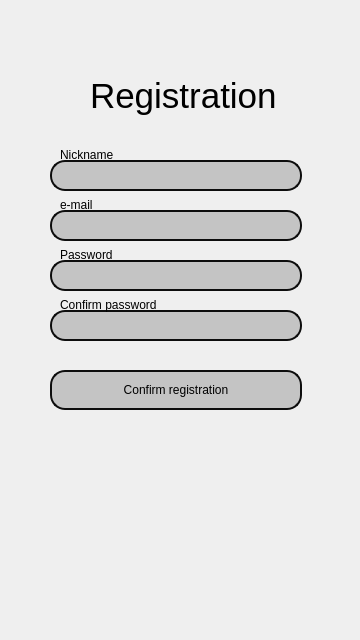
Old version of the form reg_window.ui in the repository oleksandrhf/GoHabit.
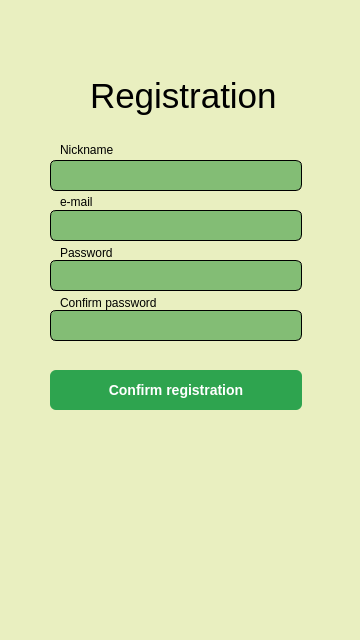
New version of the form.

Patch:
```diff
--- a/reg_window.ui
+++ b/reg_window.ui
@@ -13,6 +13,9 @@
   <property name="windowTitle">
    <string>Form</string>
   </property>
+  <property name="styleSheet">
+   <string notr="true">background: #E9EFC0;</string>
+  </property>
   <widget class="QLineEdit" name="nameLineEdit">
    <property name="geometry">
     <rect>
@@ -24,9 +27,10 @@
    </property>
    <property name="styleSheet">
     <string notr="true">QLineEdit {
-border-radius: 15px;
-background-color: #c4c4c4 ;
-border:2px solid #0d0d0d;
+border-radius: 6px;
+  background-color: #83BD75;
+border:1px solid #000000;
+
 }
 
 QLineEdit:focus {
@@ -45,9 +49,10 @@
    </property>
    <property name="styleSheet">
     <string notr="true">QLineEdit {
-border-radius: 15px;
-background-color: #c4c4c4 ;
-border:2px solid #0d0d0d;
+border-radius: 6px;
+  background-color: #83BD75;
+border:1px solid #000000;
+
 }
 
 QLineEdit:focus {
@@ -69,9 +74,10 @@
    </property>
    <property name="styleSheet">
     <string notr="true">QLineEdit {
-border-radius: 15px;
-background-color: #c4c4c4 ;
-border:2px solid #0d0d0d;
+border-radius: 6px;
+  background-color: #83BD75;
+border:1px solid #000000;
+
 }
 
 QLineEdit:focus {
@@ -92,13 +98,40 @@
     </rect>
    </property>
    <property name="styleSheet">
-    <string notr="true">QPushButton{ border-radius: 15px;
- background-color: #c4c4c4 ;
-border:2px solid #0d0d0d;
+    <string notr="true">QPushButton {
+  background-color: #2ea44f;
+  border: 1px solid rgba(27, 31, 35, .15);
+  border-radius: 6px;
+  color: #fff;
+  font-family: -apple-system,system-ui,&quot;Segoe UI&quot;,Helvetica,Arial,sans-serif,&quot;Apple Color Emoji&quot;,&quot;Segoe UI Emoji&quot;;
+  font-size: 14px;
+  font-weight: 600;
+  line-height: 20px;
+  padding: 6px 16px;
+  position: relative;
+  text-align: center;
+  text-decoration: none;
+  vertical-align: middle;
+  white-space: nowrap;
 }
 
-QPushButton:hover{
-  background-color: rgb(247, 247, 247);
+QPushButton:focus:not(:focus-visible):not(.focus-visible) {
+  box-shadow: none;
+  outline: none;
+}
+
+QPushButton:hover {
+  background-color: #2c974b;
+}
+
+QPushButton:disabled {
+  background-color: #94d3a2;
+  border-color: rgba(27, 31, 35, .1);
+  color: rgba(255, 255, 255, .8);
+}
+
+.QPushButton:active {
+  background-color: #298e46;
 }</string>
    </property>
    <property name="text">
@@ -116,9 +149,10 @@
    </property>
    <property name="styleSheet">
     <string notr="true">QLineEdit {
-border-radius: 15px;
-background-color: #c4c4c4 ;
-border:2px solid #0d0d0d;
+border-radius: 6px;
+  background-color: #83BD75;
+border:1px solid #000000;
+
 }
 
 QLineEdit:focus {
@@ -130,7 +164,7 @@
    <property name="geometry">
     <rect>
      <x>60</x>
-     <y>145</y>
+     <y>140</y>
      <width>63</width>
      <height>20</height>
     </rect>
@@ -160,7 +194,7 @@
    <property name="geometry">
     <rect>
      <x>60</x>
-     <y>195</y>
+     <y>192</y>
      <width>63</width>
      <height>20</height>
     </rect>
@@ -190,7 +224,7 @@
    <property name="geometry">
     <rect>
      <x>60</x>
-     <y>245</y>
+     <y>243</y>
      <width>63</width>
      <height>20</height>
     </rect>
@@ -220,7 +254,7 @@
    <property name="geometry">
     <rect>
      <x>60</x>
-     <y>295</y>
+     <y>293</y>
      <width>121</width>
      <height>20</height>
     </rect>
```
Left out of the diff: 8 changed lines with no effect on the pictures.
